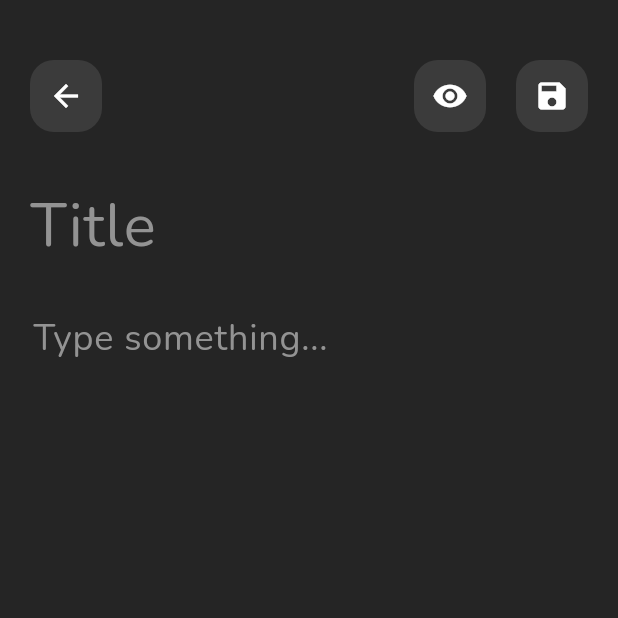
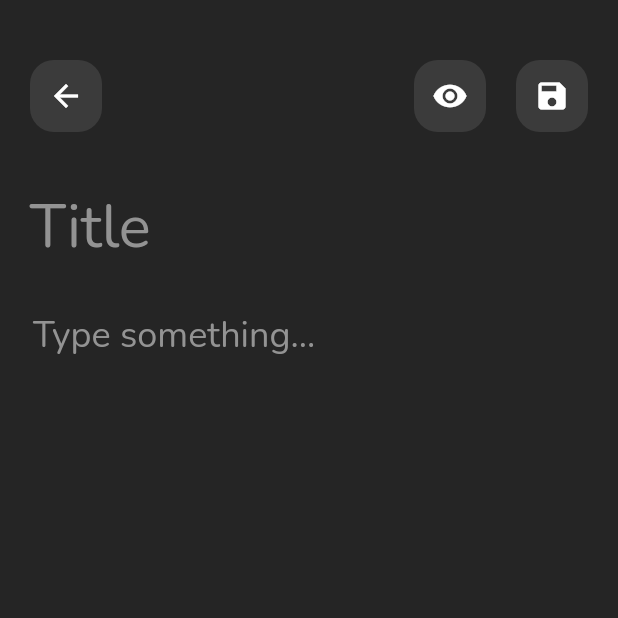
Before and after one commit to Ang-Danniel/project-flutter-notes-app, a Flutter app: the screen it shows after launch, after a tap on the "add" icon, on a phone screen of 412 x 824 dp, the top half of it. Run offline on Flutter 3.47's test engine with Material 3 defaults, Android fonts, the phone set to English and light mode, and no system bars; our stand-ins replace auto_size_text, flutter_svg, isar; accounts and stored records are empty; generated files the repository leaves out were written again.

Commit message:
refactor(theme): making a new theme and reducing instance of color etc

```diff
--- a/lib/main.dart
+++ b/lib/main.dart
@@ -1,4 +1,5 @@
 import 'package:flutter/material.dart';
+import 'package:notes_app/ui/core/themes/theme.dart';
 import 'package:notes_app/ui/core/ui/home.dart';
 
 void main() {
@@ -9,6 +10,10 @@ void main() {
 class MainPage extends StatelessWidget {
   @override
   Widget build(BuildContext context) {
-    return MaterialApp(home: HomePage(), debugShowCheckedModeBanner: false);
+    return MaterialApp(
+      home: HomePage(),
+      debugShowCheckedModeBanner: false,
+      theme: AppThemeData.darkTheme,
+    );
   }
 }
--- a/lib/ui/core/themes/color.dart
+++ /dev/null
@@ -1,7 +0,0 @@
-import 'package:flutter/material.dart';
-
-class AppColor {
-  static const Color scaffoldBackgroundColor = Color.fromARGB(255, 37, 37, 37);
-  static const Color nunitoFontColor = Colors.white;
-  static const Color orangeCardColor = Color.fromRGBO(255, 158, 100, 1);
-}
--- a/lib/ui/core/themes/theme.dart
+++ b/lib/ui/core/themes/theme.dart
@@ -1,7 +1,51 @@
 import 'package:flutter/material.dart';
 
 class AppThemeData {
-  ThemeData lightTheme = ThemeData();
+  static ThemeData darkTheme = ThemeData(
+    colorScheme: darkColorScheme,
+    textTheme: const TextTheme(
+      titleLarge: TextStyle(
+        fontFamily: "Nunito",
+        fontSize: 44,
+        color: Colors.white,
+        fontWeight: FontWeight.w600,
+      ),
+      displayLarge: TextStyle(
+        fontFamily: "Nunito",
+        fontSize: 40,
+        color: AppColor.hintTextColor,
+      ),
+      displaySmall: TextStyle(
+        fontFamily: "Nunito",
+        fontSize: 24,
+        color: AppColor.hintTextColor,
+      ),
+      bodyLarge: TextStyle(
+        fontFamily: "Nunito",
+        fontSize: 40,
+        color: Colors.white,
+      ),
+      bodySmall: TextStyle(
+        fontFamily: "Nunito",
+        fontSize: 24,
+        color: Colors.white,
+      ),
+      labelSmall: TextStyle(
+        fontFamily: "Nunito",
+        color: Colors.black,
+        fontSize: 16,
+      ),
+    ),
+  );
+}
 
-  ThemeData darkTheme = ThemeData();
+const ColorScheme darkColorScheme = ColorScheme.dark(
+  surface: Color.fromARGB(255, 37, 37, 37),
+  primary: Color.fromRGBO(255, 158, 100, 1),
+  onPrimary: Colors.white,
+  onSurface: Colors.white,
+);
+
+class AppColor {
+  static const hintTextColor = Color.fromRGBO(147, 147, 147, 1);
 }
--- a/lib/ui/core/ui/home.dart
+++ b/lib/ui/core/ui/home.dart
@@ -18,7 +18,6 @@ class StateHomePage extends State<HomePage> {
   @override
   Widget build(BuildContext context) {
     return Scaffold(
-      backgroundColor: const Color.fromARGB(255, 37, 37, 37),
       body: Column(
         mainAxisAlignment: MainAxisAlignment.start,
         children: [
@@ -27,17 +26,12 @@ class StateHomePage extends State<HomePage> {
             mainAxisAlignment: MainAxisAlignment.start,
             crossAxisAlignment: CrossAxisAlignment.end,
             children: [
-              const Expanded(
+              Expanded(
                 child: Padding(
                   padding: EdgeInsets.only(left: 20),
                   child: AutoSizeText(
                     "Notes",
-                    style: TextStyle(
-                      fontFamily: 'Nunito',
-                      fontSize: 43,
-                      fontWeight: FontWeight.w600,
-                      color: Colors.white,
-                    ),
+                    style: Theme.of(context).textTheme.titleLarge,
                   ),
                 ),
               ),
--- a/lib/ui/core/ui/note_page.dart
+++ b/lib/ui/core/ui/note_page.dart
@@ -70,6 +70,7 @@ class _NotePageState extends State<NotePage> {
   }
 
   Widget build(BuildContext context) {
+    final textTheme = Theme.of(context).textTheme;
     return Scaffold(
       backgroundColor: const Color.fromARGB(255, 37, 37, 37),
       body: Container(
@@ -163,17 +164,9 @@ class _NotePageState extends State<NotePage> {
               decoration: InputDecoration(
                 border: InputBorder.none,
                 hintText: "Title",
-                hintStyle: TextStyle(
-                  fontFamily: "Nunito",
-                  fontSize: 40,
-                  color: Color.fromRGBO(147, 147, 147, 1),
-                ),
+                hintStyle: textTheme.displayLarge,
               ),
-              style: TextStyle(
-                fontFamily: "Nunito",
-                fontSize: 40,
-                color: Colors.white,
-              ),
+              style: textTheme.bodyLarge,
               maxLines: null,
             ),
             SizedBox(height: 10),
@@ -189,17 +182,9 @@ class _NotePageState extends State<NotePage> {
                     decoration: InputDecoration(
                       border: InputBorder.none,
                       hintText: "Type something...",
-                      hintStyle: TextStyle(
-                        fontFamily: "Nunito",
-                        fontSize: 24,
-                        color: Color.fromRGBO(147, 147, 147, 1),
-                      ),
+                      hintStyle: textTheme.displaySmall,
                     ),
-                    style: TextStyle(
-                      fontFamily: "Nunito",
-                      fontSize: 24,
-                      color: Colors.white,
-                    ),
+                    style: textTheme.bodySmall,
                     maxLines: null,
                   ),
                 ),
--- a/lib/ui/notes/widgets/note_card.dart
+++ b/lib/ui/notes/widgets/note_card.dart
@@ -33,11 +33,7 @@ class NoteCard extends StatelessWidget {
               child: RichText(
                 text: TextSpan(
                   text: title,
-                  style: const TextStyle(
-                    fontFamily: "Nunito",
-                    color: Colors.black,
-                    fontSize: 16,
-                  ),
+                  style: Theme.of(context).textTheme.labelSmall,
                 ),
                 overflow: TextOverflow.ellipsis,
                 maxLines: 3,
```
Also changed, not shown: lib/ui/core/themes/text_style.dart (deleted), 1 other file.
